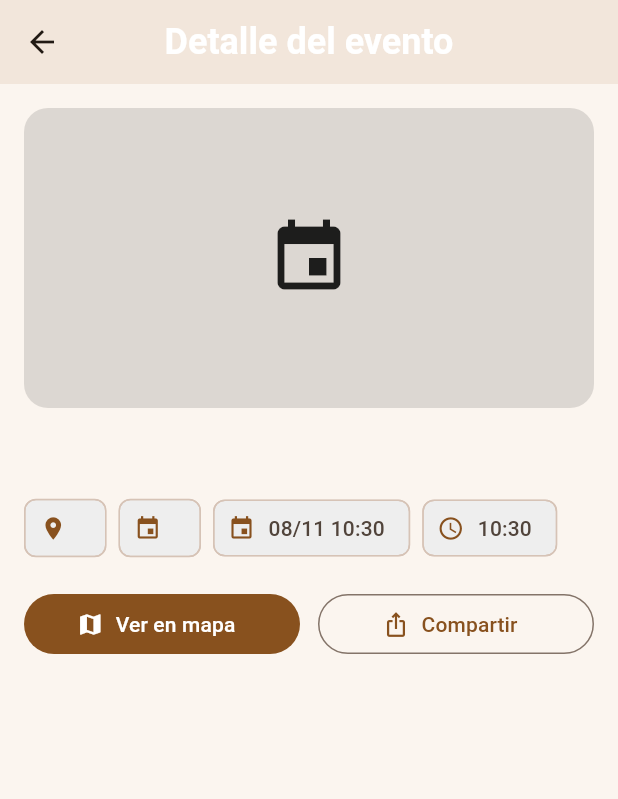
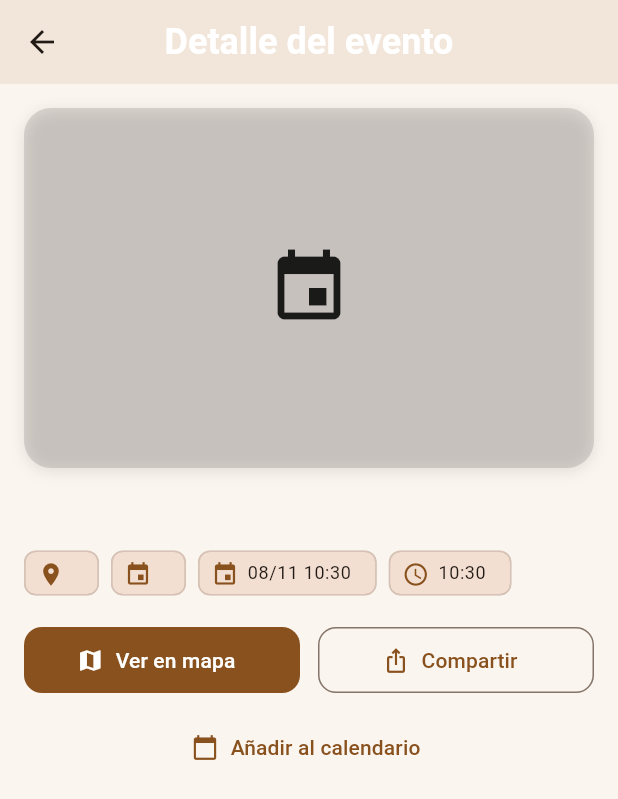
Before and after one commit to perikopico/fiestapp, a Flutter app: the EventDetailScreen screen opened directly with empty values, on a phone screen of 412 x 824 dp. Shown: the top 799 px of the screen. Run offline on Flutter 3.47's test engine with Material 3 defaults, Android fonts, the phone set to English and light mode, and no system bars; our stand-ins replace flutter_dotenv, share_plus, supabase_flutter; missing offline and left inert: add_2_calendar; accounts and stored records are empty.

```diff
--- a/lib/models/event.dart
+++ b/lib/models/event.dart
@@ -14,6 +14,7 @@ class Event {
   final int? cityId;
   final bool? isFree;
   final String? mapsUrl;
+  final String? description;
 
   Event({
     required this.id,
@@ -29,6 +30,7 @@ class Event {
     this.cityId,
     this.isFree,
     this.mapsUrl,
+    this.description,
   });
 
   factory Event.fromMap(Map<String, dynamic> m) {
@@ -46,6 +48,7 @@ class Event {
       cityId: (m['city_id'] as num?)?.toInt(),
       isFree: m['is_free'] as bool?,
       mapsUrl: m['maps_url'] as String?,
+      description: m['description'] as String?,
     );
   }
 }
--- a/lib/ui/event/event_detail_screen.dart
+++ b/lib/ui/event/event_detail_screen.dart
@@ -2,6 +2,7 @@ import 'package:flutter/material.dart';
 
 import 'package:url_launcher/url_launcher.dart';
 import 'package:share_plus/share_plus.dart';
+import 'package:add_2_calendar/add_2_calendar.dart' as add2cal;
 
 import '../../models/event.dart';
 import '../icons/icon_mapper.dart';
@@ -28,14 +29,25 @@ class EventDetailScreen extends StatelessWidget {
           crossAxisAlignment: CrossAxisAlignment.start,
           children: [
             // Imagen principal (con fallback)
-            ClipRRect(
-              borderRadius: BorderRadius.circular(16),
+            Container(
+              decoration: BoxDecoration(
+                borderRadius: BorderRadius.circular(18),
+                boxShadow: [
+                  BoxShadow(
+                    color: Colors.black.withOpacity(0.1),
+                    blurRadius: 8,
+                    offset: const Offset(0, 2),
+                  ),
+                ],
+              ),
+              child: ClipRRect(
+                borderRadius: BorderRadius.circular(18),
                 child: Hero(
                   tag: 'event-img-${event.id}',
                   child: event.imageUrl != null && event.imageUrl!.isNotEmpty
-                    ? Image.network(event.imageUrl!, height: 200, width: double.infinity, fit: BoxFit.cover)
+                      ? Image.network(event.imageUrl!, height: 240, width: double.infinity, fit: BoxFit.cover)
                       : Container(
-                        height: 200,
+                          height: 240,
                           width: double.infinity,
                           color: Colors.black12,
                           alignment: Alignment.center,
@@ -43,10 +55,11 @@ class EventDetailScreen extends StatelessWidget {
                         ),
                 ),
               ),
+            ),
             const SizedBox(height: 16),
 
             // Título
-            Text(event.title, style: theme.textTheme.headlineSmall?.copyWith(fontWeight: FontWeight.w700)),
+            Text(event.title, style: theme.textTheme.titleLarge?.copyWith(fontWeight: FontWeight.w800)),
             const SizedBox(height: 8),
 
             // Chips de meta
@@ -56,38 +69,56 @@ class EventDetailScreen extends StatelessWidget {
               children: [
                 if (event.cityName != null)
                   Chip(
-                    label: Text(event.cityName!),
+                    label: Text(event.cityName!, style: theme.textTheme.bodySmall),
                     avatar: const Icon(Icons.place, size: 18),
-                    backgroundColor: Colors.grey.shade200,
+                    backgroundColor: Theme.of(context).colorScheme.surfaceVariant,
+                    visualDensity: VisualDensity.compact,
                   ),
                 if (event.categoryName != null)
                   Chip(
-                    label: Text(event.categoryName!),
+                    label: Text(event.categoryName!, style: theme.textTheme.bodySmall),
                     avatar: Icon(
                       iconFromName(event.categoryIcon),
                       size: 18,
                     ),
-                    backgroundColor: Colors.grey.shade200,
+                    backgroundColor: Theme.of(context).colorScheme.surfaceVariant,
+                    visualDensity: VisualDensity.compact,
                   ),
                 Chip(
-                  label: Text(event.formattedDate),
+                  label: Text(event.formattedDate, style: theme.textTheme.bodySmall),
                   avatar: const Icon(Icons.event, size: 18),
-                  backgroundColor: Colors.grey.shade200,
+                  backgroundColor: Theme.of(context).colorScheme.surfaceVariant,
+                  visualDensity: VisualDensity.compact,
                 ),
                 Chip(
-                  label: Text(event.formattedTime),
+                  label: Text(event.formattedTime, style: theme.textTheme.bodySmall),
                   avatar: const Icon(Icons.schedule, size: 18),
-                  backgroundColor: Colors.grey.shade200,
+                  backgroundColor: Theme.of(context).colorScheme.surfaceVariant,
+                  visualDensity: VisualDensity.compact,
                 ),
                 if (event.isFree == true)
-                  const Chip(
-                    label: Text('Gratis'),
-                    avatar: Icon(Icons.check_circle, size: 18),
-                    backgroundColor: Color(0xFFDFF5DD),
+                  Chip(
+                    label: const Text('Gratis', style: TextStyle(fontSize: 12)),
+                    avatar: const Icon(Icons.check_circle, size: 18),
+                    backgroundColor: const Color(0xFFDFF5DD),
+                    visualDensity: VisualDensity.compact,
                   ),
               ],
             ),
             const SizedBox(height: 16),
+
+            // Descripción
+            if (event.description != null && event.description!.isNotEmpty) ...[
+              Text('Descripción', style: theme.textTheme.titleMedium?.copyWith(fontWeight: FontWeight.w600)),
+              const SizedBox(height: 6),
+              Text(
+                event.description!,
+                style: theme.textTheme.bodyMedium?.copyWith(
+                  height: 1.4,
+                ),
+              ),
+              const SizedBox(height: 16),
+            ],
 
             // Lugar
             if (event.place != null && event.place!.isNotEmpty) ...[
@@ -101,6 +132,8 @@ class EventDetailScreen extends StatelessWidget {
             Row(
               children: [
                 Expanded(
+                  child: SizedBox(
+                    height: 44,
                     child: FilledButton.icon(
                       onPressed: () async {
                         final url = event.mapsUrl ?? '';
@@ -112,10 +145,18 @@ class EventDetailScreen extends StatelessWidget {
                       },
                       icon: const Icon(Icons.map),
                       label: const Text('Ver en mapa'),
+                      style: FilledButton.styleFrom(
+                        shape: RoundedRectangleBorder(
+                          borderRadius: BorderRadius.circular(12),
+                        ),
+                      ),
+                    ),
                   ),
                 ),
                 const SizedBox(width: 12),
                 Expanded(
+                  child: SizedBox(
+                    height: 44,
                     child: OutlinedButton.icon(
                       onPressed: () {
                         final parts = <String>[
@@ -129,9 +170,40 @@ class EventDetailScreen extends StatelessWidget {
                       },
                       icon: const Icon(Icons.ios_share),
                       label: const Text('Compartir'),
+                      style: OutlinedButton.styleFrom(
+                        shape: RoundedRectangleBorder(
+                          borderRadius: BorderRadius.circular(12),
+                        ),
+                      ),
+                    ),
                   ),
                 ),
               ],
+            ),
+            const SizedBox(height: 12),
+            // Botón añadir al calendario
+            SizedBox(
+              width: double.infinity,
+              child: TextButton.icon(
+                onPressed: () async {
+                  final location = [
+                    event.place,
+                    event.cityName,
+                  ].where((s) => s != null && s!.isNotEmpty).join(' · ');
+
+                  final calEvent = add2cal.Event(
+                    title: event.title,
+                    description: event.description ?? '',
+                    location: location,
+                    startDate: event.startsAt,
+                    endDate: event.startsAt.add(const Duration(hours: 2)),
+                  );
+
+                  await add2cal.Add2Calendar.addEvent2Cal(calEvent);
+                },
+                icon: const Icon(Icons.calendar_today),
+                label: const Text('Añadir al calendario'),
+              ),
             ),
           ],
         ),
--- a/pubspec.yaml
+++ b/pubspec.yaml
@@ -40,6 +40,7 @@ dependencies:
   supabase_flutter: ^2.10.3
   flutter_dotenv: ^6.0.0
   share_plus: ^10.0.2
+  add_2_calendar: ^3.0.1
 
 dev_dependencies:
   flutter_test:
```
Also changed, not shown: lib/ui/dashboard/dashboard_screen.dart (+242 -224 lines), lib/ui/dashboard/widgets/upcoming_list.dart (+20 -18 lines), pubspec.lock. Lines whose indentation alone changed are shown as unchanged.
